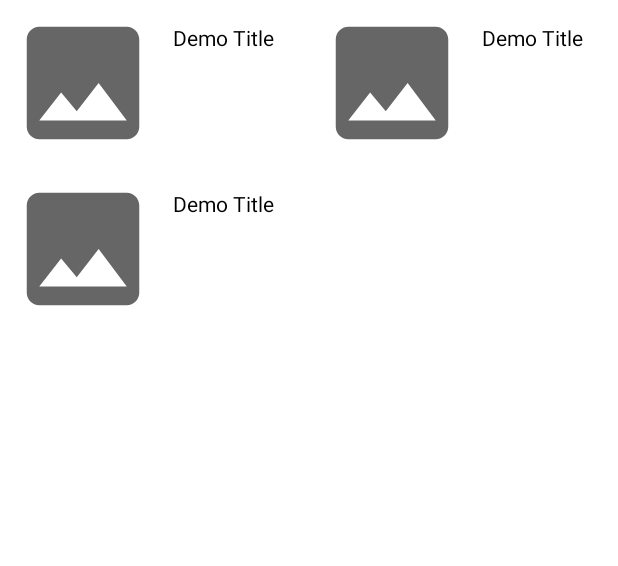
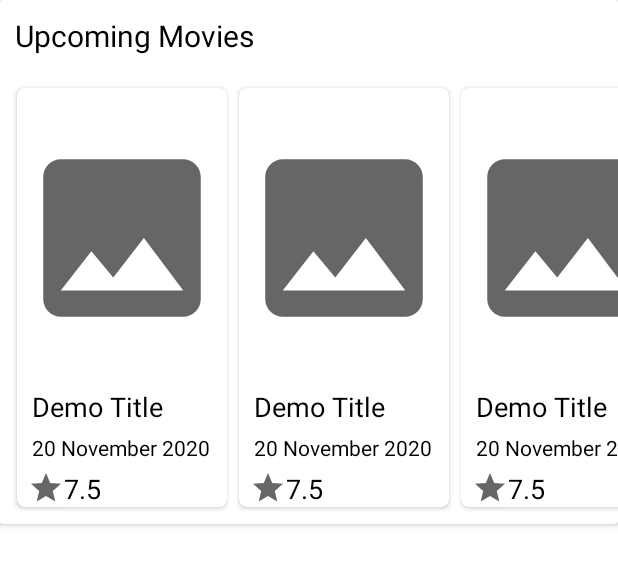
Before and after one commit to GameOnAnil/MovieSearchingApp, an Android app: the layout fragment_main.xml on its own in the app's theme, with its tools: preview values and no code run, on a phone screen of 412 x 824 dp. Shown: the top 566 px of the screen. Run offline under Robolectric (Android 15) with nearby library versions, the phone set to English and light mode, and no system bars.

Commit message:
1. Changed reyclerview orientation to horizontal 2. added card view to the layout

```diff
--- a/app/build.gradle
+++ b/app/build.gradle
@@ -13,7 +13,7 @@ android {
 
     defaultConfig {
         applicationId "com.example.moviesearchingapp"
-        minSdkVersion 16
+        minSdkVersion 21
         targetSdkVersion 30
         versionCode 1
         versionName "1.0"
--- a/app/src/main/java/com/example/moviesearchingapp/adapter/MovieSearchPagingSource.kt
+++ b/app/src/main/java/com/example/moviesearchingapp/pagingsource/MovieSearchPagingSource.kt
@@ -1,6 +1,5 @@
-package com.example.moviesearchingapp.adapter
+package com.example.moviesearchingapp.pagingsource
 
-import android.util.Log
 import androidx.paging.PagingSource
 import com.example.moviesearchingapp.data.network.MovieApi
 import com.example.moviesearchingapp.model.Movie
--- /dev/null
+++ b/app/src/main/res/drawable/ic_baseline_star_24.xml
@@ -0,0 +1,10 @@
+<vector xmlns:android="http://schemas.android.com/apk/res/android"
+    android:width="24dp"
+    android:height="24dp"
+    android:tint="?attr/colorControlNormal"
+    android:viewportWidth="24"
+    android:viewportHeight="24">
+    <path
+        android:fillColor="@android:color/white"
+        android:pathData="M12,17.27L18.18,21l-1.64,-7.03L22,9.24l-7.19,-0.61L12,2 9.19,8.63 2,9.24l5.46,4.73L5.82,21z" />
+</vector>
--- a/app/src/main/res/layout/fragment_main.xml
+++ b/app/src/main/res/layout/fragment_main.xml
@@ -6,12 +6,43 @@
     android:layout_height="match_parent"
     tools:context=".ui.main.MainFragment">
 
-    <androidx.recyclerview.widget.RecyclerView
-        android:id="@+id/recycler_view_main"
+    <ScrollView
         android:layout_width="match_parent"
-        android:layout_height="match_parent"
-        app:layoutManager="androidx.recyclerview.widget.GridLayoutManager"
-        app:spanCount="2"
-        tools:listitem="@layout/main_recycler_list" />
+        android:layout_height="match_parent">
+
+        <androidx.cardview.widget.CardView
+            android:layout_width="match_parent"
+            android:layout_height="wrap_content"
+            android:elevation="25dp">
+
+            <LinearLayout
+                android:layout_width="wrap_content"
+                android:layout_height="wrap_content"
+                android:orientation="vertical">
+
+                <TextView
+                    android:layout_width="wrap_content"
+                    android:layout_height="wrap_content"
+                    android:layout_margin="10dp"
+                    android:text="Upcoming Movies"
+                    android:textColor="#000"
+                    android:textSize="20sp" />
+
+                <androidx.recyclerview.widget.RecyclerView
+                    android:id="@+id/recycler_view_main_upcoming"
+                    android:layout_width="wrap_content"
+                    android:layout_height="wrap_content"
+                    android:clipToPadding="false"
+                    android:orientation="horizontal"
+                    android:padding="7dp"
+                    app:layoutManager="androidx.recyclerview.widget.LinearLayoutManager"
+                    tools:itemCount="10"
+                    tools:listitem="@layout/recycler_upcoming_list" />
+            </LinearLayout>
+        </androidx.cardview.widget.CardView>
+
+
+    </ScrollView>
+
 
 </FrameLayout>
--- /dev/null
+++ b/app/src/main/res/layout/recycler_upcoming_list.xml
@@ -0,0 +1,61 @@
+<?xml version="1.0" encoding="utf-8"?>
+<androidx.cardview.widget.CardView xmlns:android="http://schemas.android.com/apk/res/android"
+    xmlns:app="http://schemas.android.com/apk/res-auto"
+    xmlns:tools="http://schemas.android.com/tools"
+    android:layout_width="140dp"
+    android:layout_height="wrap_content"
+    android:layout_margin="4dp"
+    android:background="#ffffff"
+    android:elevation="35dp"
+    android:orientation="vertical"
+    app:cardCornerRadius="5dp">
+
+    <LinearLayout
+        android:layout_width="match_parent"
+        android:layout_height="match_parent"
+        android:orientation="vertical">
+
+        <ImageView
+            android:id="@+id/image_view_upcoming"
+            android:layout_width="match_parent"
+            android:layout_height="200dp"
+            android:src="@drawable/ic_baseline_image_24" />
+
+        <TextView
+            android:id="@+id/title_text_upcoming"
+            android:layout_width="match_parent"
+            android:layout_height="wrap_content"
+            android:layout_marginStart="10dp"
+            android:singleLine="true"
+            android:textColor="#000"
+            android:textSize="18sp"
+            tools:text="Demo Title" />
+
+        <TextView
+            android:id="@+id/text_release_date_upcoming"
+            android:layout_width="wrap_content"
+            android:layout_height="wrap_content"
+            android:layout_marginStart="10dp"
+            android:layout_marginTop="5dp"
+            android:layout_marginEnd="10dp"
+            android:textColor="#000"
+            tools:text="20 November 2020" />
+
+
+        <TextView
+            android:id="@+id/text_rating_upcoming"
+            android:layout_width="wrap_content"
+            android:layout_height="wrap_content"
+            android:layout_marginStart="7dp"
+            android:layout_marginTop="5dp"
+            android:gravity="center_horizontal"
+            android:textAlignment="center"
+            android:textColor="#000"
+            android:textSize="18sp"
+            app:drawableLeftCompat="@drawable/ic_baseline_star_24"
+            app:drawableStartCompat="@drawable/ic_baseline_star_24"
+            tools:text="7.5" />
+
+    </LinearLayout>
+
+</androidx.cardview.widget.CardView>
--- a/app/src/main/res/values/colors.xml
+++ b/app/src/main/res/values/colors.xml
@@ -7,4 +7,6 @@
     <color name="teal_700">#FF018786</color>
     <color name="black">#FF000000</color>
     <color name="white">#FFFFFFFF</color>
+    <color name="whiteGray">#DAD6D6</color>
+    <color name="orange">#FF9800</color>
 </resources>
```
Also changed, not shown: app/src/main/java/com/example/moviesearchingapp/adapter/MovieAdapter.kt (+7 -4 lines), app/src/main/java/com/example/moviesearchingapp/data/MovieRepository.kt (+15 -5 lines), app/src/main/java/com/example/moviesearchingapp/data/network/MovieApi.kt (+8 -7 lines), app/src/main/java/com/example/moviesearchingapp/pagingsource/UpcomingMoviePagingSource.kt (added, +32 -0 lines), app/src/main/java/com/example/moviesearchingapp/ui/SearchFragment.kt (added, +30 -0 lines), app/src/main/java/com/example/moviesearchingapp/ui/main/MainFragment.kt (+7 -9 lines), app/src/main/java/com/example/moviesearchingapp/ui/main/MovieViewModel.kt (+18 -30 lines), app/src/main/res/layout/fragment_search.xml (added, +17 -0 lines), app/src/main/res/layout/main_recycler_list.xml (+50 -1 lines).
